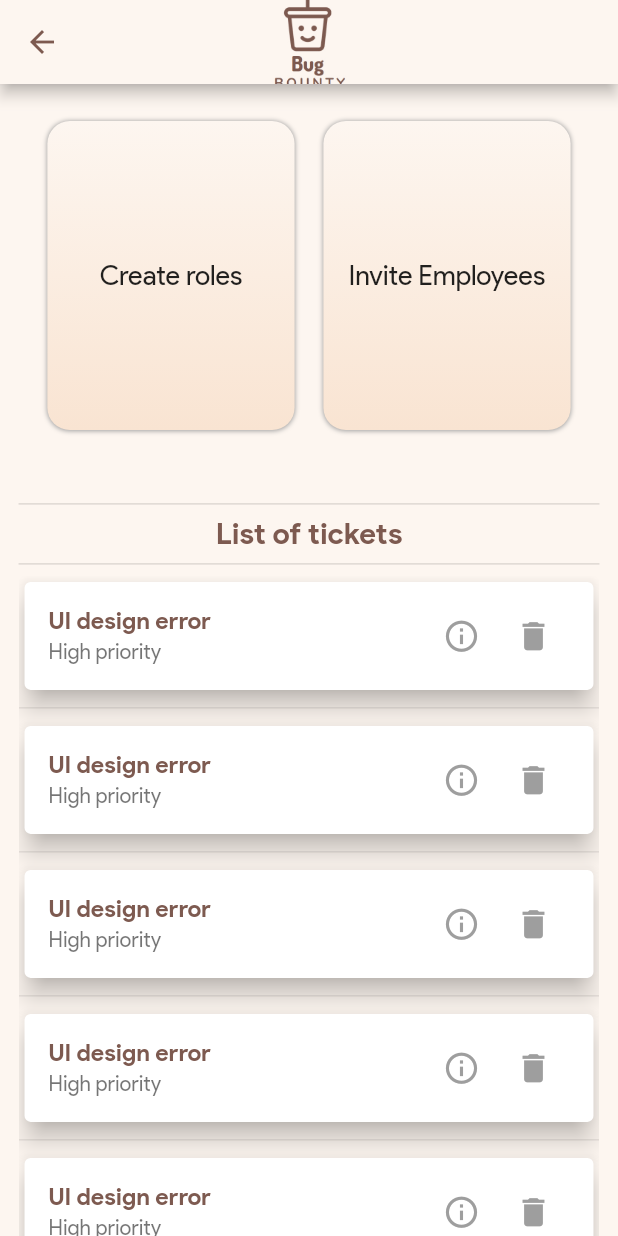
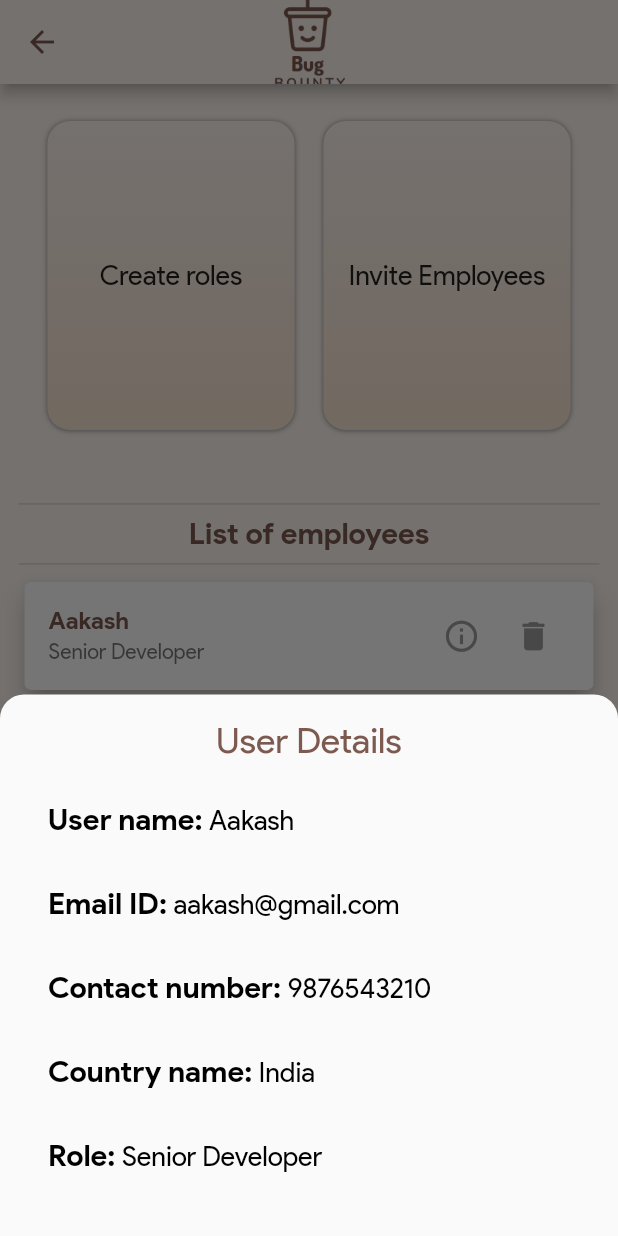
Before and after one commit to PuravUdayDesai/BugTrackingSystem, a Flutter app: the SpecificOrganizationScreen screen opened directly with empty values, after a tap on the "info outline" icon, on a phone screen of 412 x 824 dp. Run offline on Flutter 3.47's test engine with Material 2 defaults, Android fonts, the phone set to English and light mode, and no system bars; our stand-ins replace easy_splash_screen, flutter_colorpicker, fluttertoast, font_awesome_flutter, shared_preferences; accounts and stored records are empty.

Commit message:
Added info

```diff
--- /dev/null
+++ b/bug_bounty/lib/models/Ticket.dart
@@ -0,0 +1,40 @@
+class Ticket {
+  int? ticketId;
+  String? title;
+  String? desc;
+  String? createdOn;
+  String? status;
+  int? statusColor;
+  String? priority;
+
+  Ticket(
+      {this.ticketId,
+      this.title,
+      this.desc,
+      this.createdOn,
+      this.status,
+      this.statusColor,
+      this.priority});
+
+  Ticket.fromJson(Map<String, dynamic> json) {
+    ticketId = json['ticketId'];
+    title = json['title'];
+    desc = json['desc'];
+    createdOn = json['createdOn'];
+    status = json['status'];
+    statusColor = json['statusColor'];
+    priority = json['priority'];
+  }
+
+  Map<String, dynamic> toJson() {
+    final Map<String, dynamic> data = new Map<String, dynamic>();
+    data['ticketId'] = this.ticketId;
+    data['title'] = this.title;
+    data['desc'] = this.desc;
+    data['createdOn'] = this.createdOn;
+    data['status'] = this.status;
+    data['statusColor'] = this.statusColor;
+    data['priority'] = this.priority;
+    return data;
+  }
+}
--- a/bug_bounty/lib/models/User.dart
+++ b/bug_bounty/lib/models/User.dart
@@ -5,6 +5,7 @@ class User {
   String? userCountry;
   String? userContactNumber;
   String? password;
+  String? role;
 
   User(
       {this.userId,
@@ -12,7 +13,7 @@ class User {
       this.userEmailId,
       this.userCountry,
       this.userContactNumber,
-      this.password});
+      this.password, this.role});
 
   User.fromJson(Map<String, dynamic> json) {
     userId = json['userId'];
@@ -21,6 +22,7 @@ class User {
     userCountry = json['userCountry'];
     userContactNumber = json['userContactNumber'];
     password = json['userPassword'];
+    role = json['role'];
   }
 
   Map<String, dynamic> toJson() {
@@ -31,6 +33,7 @@ class User {
     data['userCountry'] = this.userCountry;
     data['userContactNumber'] = this.userContactNumber;
     data['userPassword'] = this.password;
+    data['role'] = this.role;
     return data;
   }
 }
--- a/bug_bounty/lib/screens/dashboard.dart
+++ b/bug_bounty/lib/screens/dashboard.dart
@@ -4,6 +4,7 @@
 import 'package:bug_bounty/models/User.dart';
 
 import 'package:bug_bounty/utils/AppStyle.dart';
+import 'package:bug_bounty/utils/Constants.dart';
 import 'package:bug_bounty/utils/PrefHelper.dart';
 import 'package:flutter/material.dart';
 
@@ -94,6 +95,7 @@
   Widget build(BuildContext context) {
     double width = MediaQuery.of(context).size.width;
     double height = MediaQuery.of(context).size.height;
+    List<User> _user = Constants().getUserInfo();
 
     return _isLoading
         ? Scaffold(
@@ -173,12 +175,15 @@
                                                                     ? AssetImage('assets/second.jpg')
                                                                     : AssetImage('assets/third.jpg')))),
                                                 title: Text(
-                                                  'Jay',
+                                                  _user[index].userName
+                                                      as String,
                                                   style: TextStyle(
                                                     color: AppStyle.brown,
                                                   ),
                                                 ),
-                                                trailing: Text('10'),
+                                                trailing: Text(_user[index]
+                                                    .userId
+                                                    .toString()),
                                               ),
                                             );
                                           })),
--- a/bug_bounty/lib/screens/organization_screen.dart
+++ b/bug_bounty/lib/screens/organization_screen.dart
@@ -1,12 +1,15 @@
 import 'package:bug_bounty/models/Organization.dart';
+import 'package:bug_bounty/models/User.dart';
 import 'package:bug_bounty/screens/dashboard.dart';
 import 'package:bug_bounty/screens/register_screen.dart';
 import 'package:bug_bounty/screens/roles_screen.dart';
 import 'package:bug_bounty/utils/ApiService.dart';
 import 'package:bug_bounty/utils/AppStyle.dart';
+import 'package:bug_bounty/utils/Constants.dart';
 import 'package:bug_bounty/utils/Utility.dart';
 import 'package:bug_bounty/widgets/TicketInfo.dart';
 import 'package:bug_bounty/widgets/basic_textfield.dart';
+import 'package:bug_bounty/widgets/display_details.dart';
 import 'package:flutter/material.dart';
 import 'package:font_awesome_flutter/font_awesome_flutter.dart';
 
@@ -24,6 +27,138 @@ class _SpecificOrganizationScreenState
   final _formKey = GlobalKey<FormState>();
 
   bool isLoading = false;
+  List<User> _users = Constants().getUserInfo();
+
+  Widget makeCard(User org) {
+    // DateTime _date = DateTime.parse(org. as String);
+
+    return Card(
+        elevation: 7,
+        child: ListTile(
+            title: Text(org.userName as String,
+                style: TextStyle(
+                    color: AppStyle.brown, fontWeight: FontWeight.bold)),
+            subtitle: Text(org.role!),
+            trailing: Row(
+              mainAxisSize: MainAxisSize.min,
+              children: [
+                IconButton(
+                    icon: Icon(Icons.info_outline,
+                        size: 25.0, color: Colors.grey),
+                    onPressed: () {
+                      _bottomSheet(context, org);
+                    }),
+                IconButton(
+                    icon: Icon(Icons.delete, size: 25.0, color: Colors.grey),
+                    iconSize: 30.0,
+                    onPressed: () {
+                      showDialog(
+                          context: context,
+                          builder: (BuildContext c) {
+                            return AlertDialog(
+                              title: Text("Sure?",
+                                  style: TextStyle(
+                                    color: Colors.red,
+                                  )),
+                              content: Text("Are you sure want to delete?"),
+                              actions: <Widget>[
+                                TextButton(
+                                  child: Text("No",
+                                      style: TextStyle(
+                                        fontSize: 15.0,
+                                      )),
+                                  onPressed: () {
+                                    Navigator.of(c).pop();
+                                  },
+                                ),
+                                TextButton(
+                                  child: Text("Yes",
+                                      style: TextStyle(
+                                        fontSize: 15.0,
+                                      )),
+                                  onPressed: () {
+                                    Navigator.of(c).pop();
+                                    _users.remove(org);
+                                    setState(() {});
+                                  },
+                                ),
+                              ],
+                            );
+                          });
+                    }),
+              ],
+            ),
+            onTap: () {
+              // Navigator.push(
+              //   context,
+              //   MaterialPageRoute<void>(
+              //     builder: (BuildContext context) =>
+              //         SpecificOrganizationScreen(organizationInfo: org),
+              //   ),
+              // );
+            }));
+  }
+
+  void _bottomSheet(context, User org) {
+    showModalBottomSheet(
+        context: context,
+        shape: RoundedRectangleBorder(
+          borderRadius: BorderRadius.only(
+              topLeft: Radius.circular(16.0), topRight: Radius.circular(16.0)),
+        ),
+        builder: (c) {
+          return Padding(
+            padding: const EdgeInsets.all(16.0),
+            child: SingleChildScrollView(
+              child: Column(children: <Widget>[
+                Center(
+                    child: Text('User Details',
+                        style: TextStyle(
+                          fontSize: AppStyle.XLargeTextSize,
+                          color: AppStyle.brown,
+                        ))),
+                SizedBox(height: 10.0),
+                ListTile(
+                  title: DisplayDetails(
+                    title: 'User name:',
+                    info: org.userName as String,
+                  ),
+                  onTap: () => {},
+                ),
+                ListTile(
+                  title: DisplayDetails(
+                    title: 'Email ID:',
+                    info: org.userEmailId as String,
+                  ),
+                  onTap: () => {},
+                ),
+                ListTile(
+                  title: DisplayDetails(
+                    title: 'Contact number:',
+                    info: org.userContactNumber as String,
+                  ),
+                  onTap: () => {},
+                ),
+                ListTile(
+                  title: DisplayDetails(
+                    title: 'Country name:',
+                    info: org.userCountry!,
+                  ),
+                  onTap: () => {},
+                ),
+                ListTile(
+                  title: DisplayDetails(
+                    title: 'Role:',
+                    info: org.role!,
+                  ),
+                  onTap: () => {},
+                ),
+                SizedBox(height: 10.0),
+              ]),
+            ),
+          );
+        });
+  }
 
   @override
   Widget build(BuildContext context) {
@@ -129,7 +264,7 @@ class _SpecificOrganizationScreenState
                         height: height * 0.05,
                       ),
                       Divider(thickness: 1),
-                      Text('List of tickets',
+                      Text('List of employees',
                           style: TextStyle(
                               fontSize: AppStyle.MediumTextSize,
                               color: AppStyle.brown,
@@ -137,10 +272,9 @@ class _SpecificOrganizationScreenState
                       Divider(thickness: 1),
                       Expanded(
                           child: ListView.separated(
-                        itemCount: 10,
-                        itemBuilder: (context, snap) {
-                          return TicketInfo(
-                              title: 'UI design error', info: 'High priority');
+                        itemCount: _users.length,
+                        itemBuilder: (context, index) {
+                          return makeCard(_users[index]);
                         },
                         separatorBuilder: (BuildContext context, int index) =>
                             Divider(),
--- /dev/null
+++ b/bug_bounty/lib/utils/Constants.dart
@@ -0,0 +1,61 @@
+import 'package:bug_bounty/models/Ticket.dart';
+import 'package:bug_bounty/models/User.dart';
+import 'package:flutter/material.dart';
+
+class Constants {
+  List<User> users = [];
+  List<Ticket> tickets = [];
+
+  List<User> getUserInfo() {
+    users.add(User(
+        userId: 10,
+        userName: 'Aakash',
+        userEmailId: 'aakash@gmail.com',
+        userContactNumber: '9876543210',
+        userCountry: 'India',
+        role: 'Senior Developer'));
+
+    users.add(User(
+        userId: 7,
+        userName: 'John',
+        userEmailId: 'john@gmail.com',
+        userContactNumber: '8790654321',
+        userCountry: 'USA',
+        role: 'Tester'));
+
+    users.add(User(
+        userId: 5,
+        userName: 'Purav',
+        userEmailId: 'purav@gmail.com',
+        userContactNumber: '9800043210',
+        userCountry: 'Australia',
+        role: 'Project Manager'));
+
+    return users;
+  }
+
+  List<Ticket> getTickets() {
+    tickets.add(Ticket(
+        ticketId: 1,
+        title: 'Long loading time',
+        desc: 'Taking too much time loading images of bills',
+        status: 'Resolved',
+        priority: 'Normal',
+        statusColor: Colors.orange.value));
+    tickets.add(Ticket(
+        ticketId: 2,
+        title: 'Unable to login through admin',
+        desc: 'Login failed when tried with admin page',
+        status: 'Assigned',
+        priority: 'Very High',
+        statusColor: Colors.red.value));
+    tickets.add(Ticket(
+        ticketId: 3,
+        title: 'Need QR code in Bills',
+        desc: 'In place of barcode need QR code',
+        status: 'Created',
+        priority: 'Low',
+        statusColor: Colors.yellow.value));
+    return tickets;
+  }
+}
```
Also changed, not shown: bug_bounty/lib/screens/create_ticket.dart (added, +338 -0 lines), bug_bounty/lib/screens/project_screen.dart (+7 -8 lines).
